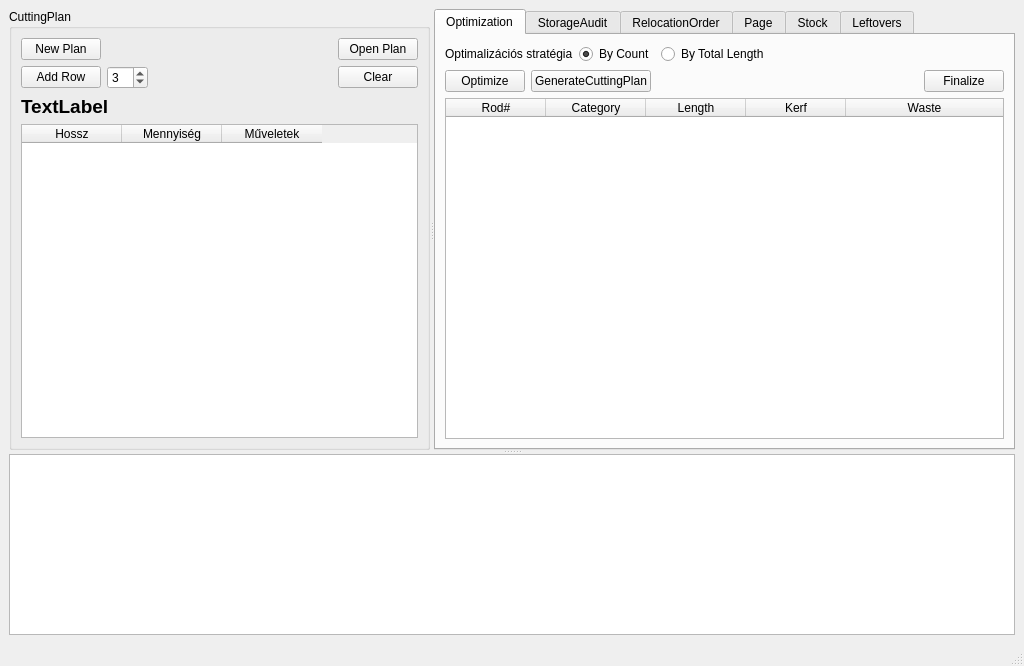
Qt form view/MainWindow.ui (horvathzoltan/cutplannerpro) before a commit.
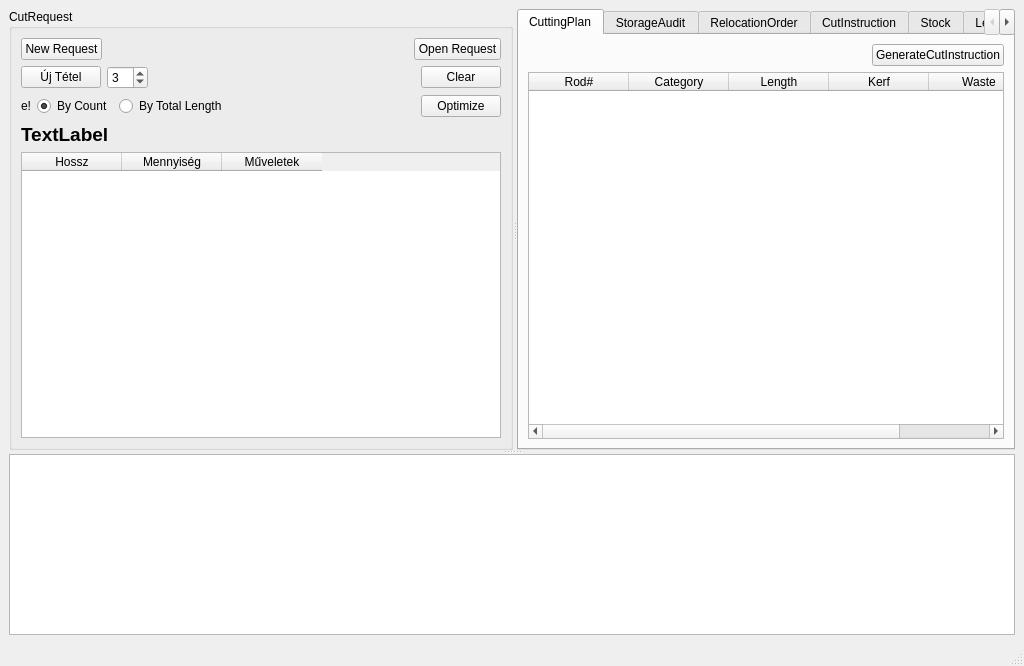
The same form after that commit.

```diff
--- a/view/MainWindow.ui
+++ b/view/MainWindow.ui
@@ -44,7 +44,7 @@
          </size>
         </property>
         <property name="title">
-         <string>CuttingPlan</string>
+         <string>CutRequest</string>
         </property>
         <layout class="QVBoxLayout" name="leftLayout">
          <item>
@@ -52,7 +52,7 @@
            <item>
             <widget class="QPushButton" name="btn_NewCuttingPlan">
              <property name="text">
-              <string>New Plan</string>
+              <string>New Request</string>
              </property>
             </widget>
            </item>
@@ -72,7 +72,7 @@
            <item>
             <widget class="QPushButton" name="btn_OpenCuttingPlan">
              <property name="text">
-              <string>Open Plan</string>
+              <string>Open Request</string>
              </property>
             </widget>
            </item>
@@ -83,7 +83,7 @@
            <item>
             <widget class="QPushButton" name="btn_AddCuttingPlanRequest">
              <property name="text">
-              <string>Add Row</string>
+              <string>Új Tétel</string>
              </property>
             </widget>
            </item>
@@ -128,6 +128,54 @@
            </item>
           </layout>
          </item>
+         <item>
+          <layout class="QHBoxLayout" name="layoutCuttingStrategy">
+           <item>
+            <widget class="QLabel" name="labelCuttingStrategy">
+             <property name="text">
+              <string>e!</string>
+             </property>
+            </widget>
+           </item>
+           <item>
+            <widget class="QRadioButton" name="radioByCount">
+             <property name="text">
+              <string>By Count</string>
+             </property>
+             <property name="checked">
+              <bool>true</bool>
+             </property>
+            </widget>
+           </item>
+           <item>
+            <widget class="QRadioButton" name="radioByTotalLength">
+             <property name="text">
+              <string>By Total Length</string>
+             </property>
+            </widget>
+           </item>
+           <item>
+            <spacer name="horizontalSpacer_9">
+             <property name="orientation">
+              <enum>Qt::Orientation::Horizontal</enum>
+             </property>
+             <property name="sizeHint" stdset="0">
+              <size>
+               <width>40</width>
+               <height>20</height>
+              </size>
+             </property>
+            </spacer>
+           </item>
+           <item>
+            <widget class="QPushButton" name="btn_Optimize">
+             <property name="text">
+              <string>Optimize</string>
+             </property>
+            </widget>
+           </item>
+          </layout>
+         </item>
          <item>
           <widget class="QLabel" name="inputFileLabel">
            <property name="font">
@@ -195,66 +243,11 @@
         </property>
         <widget class="QWidget" name="midBoxPage1">
          <attribute name="title">
-          <string>Optimization</string>
+          <string>CuttingPlan</string>
          </attribute>
          <layout class="QVBoxLayout" name="midLayout">
-          <item>
-           <layout class="QHBoxLayout" name="layoutCuttingStrategy">
-            <item>
-             <widget class="QLabel" name="labelCuttingStrategy">
-              <property name="text">
-               <string>Optimalizációs stratégia</string>
-              </property>
-             </widget>
-            </item>
-            <item>
-             <widget class="QRadioButton" name="radioByCount">
-              <property name="text">
-               <string>By Count</string>
-              </property>
-              <property name="checked">
-               <bool>true</bool>
-              </property>
-             </widget>
-            </item>
-            <item>
-             <widget class="QRadioButton" name="radioByTotalLength">
-              <property name="text">
-               <string>By Total Length</string>
-              </property>
-             </widget>
-            </item>
-            <item>
-             <spacer name="horizontalSpacer_9">
-              <property name="orientation">
-               <enum>Qt::Orientation::Horizontal</enum>
-              </property>
-              <property name="sizeHint" stdset="0">
-               <size>
-                <width>40</width>
-                <height>20</height>
-               </size>
-              </property>
-             </spacer>
-            </item>
-           </layout>
-          </item>
           <item>
            <layout class="QHBoxLayout" name="horizontalLayout_3">
-            <item>
-             <widget class="QPushButton" name="btn_Optimize">
-              <property name="text">
-               <string>Optimize</string>
-              </property>
-             </widget>
-            </item>
-            <item>
-             <widget class="QPushButton" name="btn_GenerateCuttingPlan">
-              <property name="text">
-               <string>GenerateCuttingPlan</string>
-              </property>
-             </widget>
-            </item>
             <item>
              <spacer name="horizontalSpacer_2">
               <property name="orientation">
@@ -269,9 +262,9 @@
              </spacer>
             </item>
             <item>
-             <widget class="QPushButton" name="btn_Finalize">
+             <widget class="QPushButton" name="btn_GenerateCuttingPlan">
               <property name="text">
-               <string>Finalize</string>
+               <string>GenerateCutInstruction</string>
               </property>
              </widget>
             </item>
@@ -327,7 +320,7 @@
             <item>
              <widget class="QPushButton" name="btn_StorageAudit">
               <property name="text">
-               <string>Audit</string>
+               <string>StorageAudit</string>
               </property>
              </widget>
             </item>
@@ -354,7 +347,7 @@
             <item>
              <widget class="QPushButton" name="btn_Relocate">
               <property name="text">
-               <string>ReLocate</string>
+               <string>GenerateRelocationOrder</string>
               </property>
              </widget>
             </item>
@@ -476,7 +469,7 @@
         </widget>
         <widget class="QWidget" name="tab_5">
          <attribute name="title">
-          <string>Page</string>
+          <string>CutInstruction</string>
          </attribute>
          <layout class="QVBoxLayout" name="verticalLayout_6">
           <item>
```
